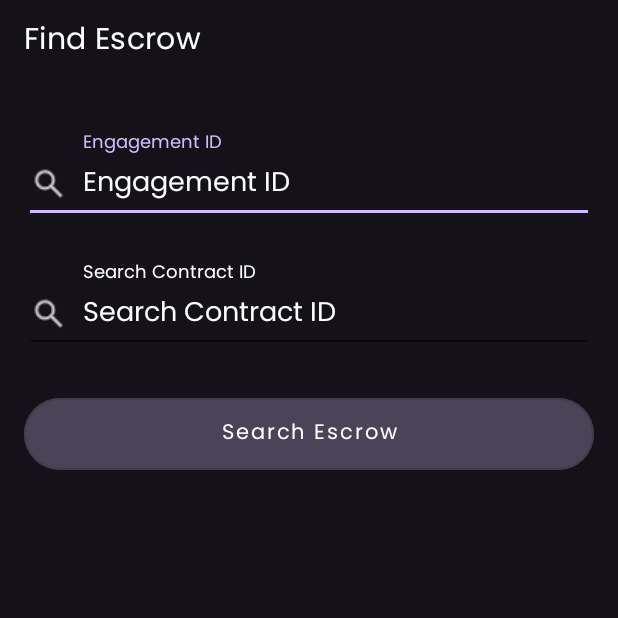
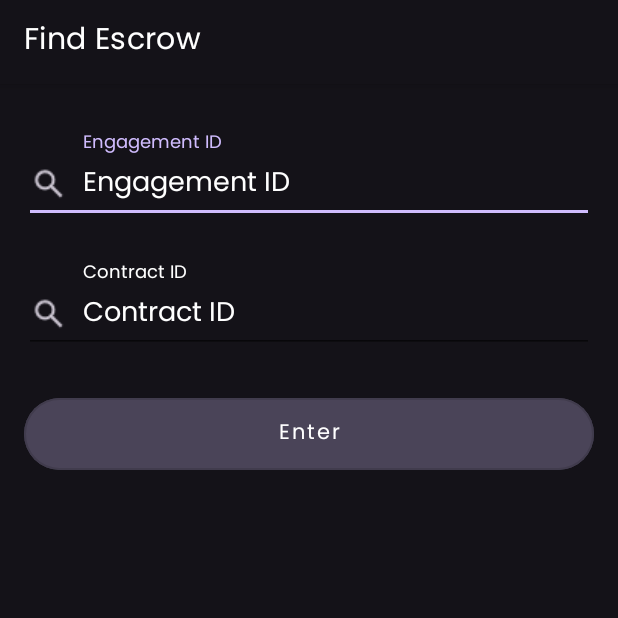
Before and after one commit to Crypto-Jaguars/Revo-Android, an Android app built with Jetpack Compose: the screen it shows after launch (FindEscrowActivity), on a phone screen of 412 x 824 dp, the top half of it. Run offline under Robolectric (Android 15) with nearby library versions, the phone set to English and light mode, and no system bars.

Commit message:
Add Translations in English

```diff
--- a/app/src/main/AndroidManifest.xml
+++ b/app/src/main/AndroidManifest.xml
@@ -19,7 +19,7 @@
         <activity
             android:name=".FindEscrowActivity"
             android:exported="true"
-            android:label="Find Escrow"
+            android:label="@string/titleText"
             android:theme="@style/Theme.FideicomisoApproverRing">
 
             <intent-filter>
--- a/app/src/main/res/layout/activity_find_escrow.xml
+++ b/app/src/main/res/layout/activity_find_escrow.xml
@@ -37,7 +37,7 @@
             android:layout_height="wrap_content"
             android:layout_marginBottom="24dp"
             app:hintEnabled="true"
-            android:hint="Engagement ID"
+            android:hint="@string/engagementId"
             app:hintTextColor="#D0BCFE"
             app:boxStrokeColor="#D0BCFE"
             app:expandedHintEnabled="false"
@@ -47,7 +47,7 @@
                 android:id="@+id/engagementIdInput"
                 android:layout_width="match_parent"
                 android:layout_height="wrap_content"
-                android:hint="Engagement ID"
+                android:hint="@string/engagementId"
                 android:textColorHint="@color/white"
                 android:drawableStart="@drawable/lens_icon"
                 android:drawablePadding="10dp"
@@ -62,7 +62,7 @@
             android:layout_height="wrap_content"
             android:layout_marginBottom="24dp"
             app:hintEnabled="true"
-            android:hint="Search Contract ID"
+            android:hint="@string/contractId"
             app:hintTextColor="#D0BCFE"
             app:boxStrokeColor="#D0BCFE"
             app:expandedHintEnabled="false"
@@ -72,7 +72,7 @@
                 android:id="@+id/contractIdInput"
                 android:layout_width="match_parent"
                 android:layout_height="wrap_content"
-                android:hint="Search Contract ID"
+                android:hint="@string/contractId"
                 android:textColorHint="@color/white"
                 android:drawableStart="@drawable/lens_icon"
                 android:drawablePadding="10dp"
@@ -87,7 +87,7 @@
             android:layout_width="match_parent"
             android:layout_height="wrap_content"
             android:padding="12dp"
-            android:text="Search Escrow"
+            android:text="@string/enterButton"
             android:textAllCaps="false"
             android:textColor="@color/white"
             app:cornerRadius="50sp" />
```
